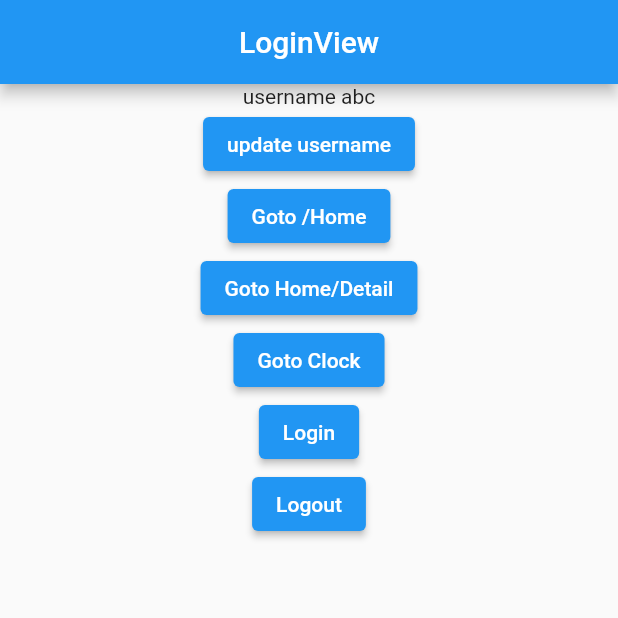
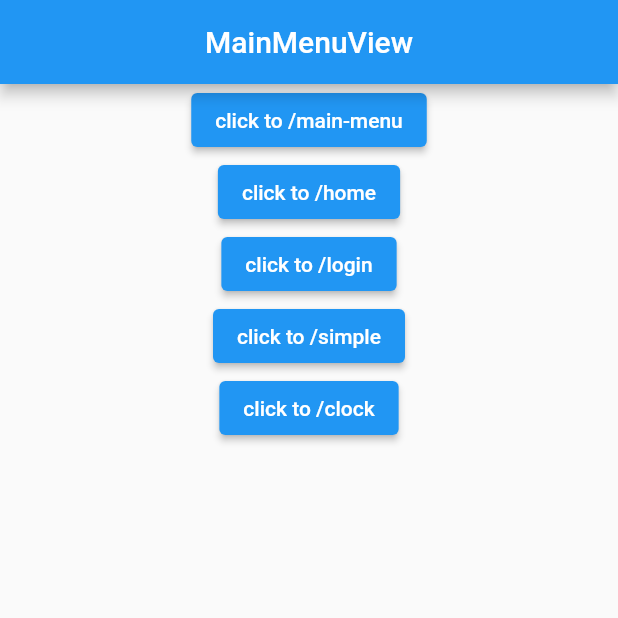
Before and after one commit to chartchuo/getx_tutorial, a Flutter app: the screen it shows after launch, on a phone screen of 412 x 824 dp, the top half of it. Run offline on Flutter 3.47's test engine with Material 2 defaults, Android fonts, the phone set to English and light mode, and no system bars; our stand-ins replace get.

Commit message:
main menu

```diff
--- /dev/null
+++ b/lib/app/modules/main_menu/bindings/main_menu_binding.dart
@@ -0,0 +1,12 @@
+import 'package:get/get.dart';
+
+import '../controllers/main_menu_controller.dart';
+
+class MainMenuBinding extends Bindings {
+  @override
+  void dependencies() {
+    Get.lazyPut<MainMenuController>(
+      () => MainMenuController(),
+    );
+  }
+}
--- /dev/null
+++ b/lib/app/modules/main_menu/controllers/main_menu_controller.dart
@@ -0,0 +1,3 @@
+import 'package:get/get.dart';
+
+class MainMenuController extends GetxController {}
--- /dev/null
+++ b/lib/app/modules/main_menu/views/main_menu_view.dart
@@ -0,0 +1,30 @@
+import 'package:flutter/material.dart';
+import 'package:get/get.dart';
+import 'package:getx_tutorial/app/routes/app_pages.dart';
+
+import '../controllers/main_menu_controller.dart';
+
+class MainMenuView extends GetView<MainMenuController> {
+  const MainMenuView({Key? key}) : super(key: key);
+  @override
+  Widget build(BuildContext context) {
+    return Scaffold(
+      appBar: AppBar(
+        title: const Text('MainMenuView'),
+        centerTitle: true,
+      ),
+      body: Center(
+        child: Column(
+          children: AppPages.routes
+              .map(
+                (p) => ElevatedButton(
+                  onPressed: () => Get.offNamed(p.name),
+                  child: Text('click to ${p.name}'),
+                ),
+              )
+              .toList(),
+        ),
+      ),
+    );
+  }
+}
--- a/lib/app/routes/app_pages.dart
+++ b/lib/app/routes/app_pages.dart
@@ -1,5 +1,3 @@
-// ignore_for_file: constant_identifier_names
-
 import 'package:get/get.dart';
 
 import '../middlewares/auth_middleware.dart';
@@ -13,16 +11,25 @@ import '../modules/login/auth_error/bindings/auth_error_binding.dart';
 import '../modules/login/auth_error/views/auth_error_view.dart';
 import '../modules/login/bindings/login_binding.dart';
 import '../modules/login/views/login_view.dart';
+import '../modules/main_menu/bindings/main_menu_binding.dart';
+import '../modules/main_menu/views/main_menu_view.dart';
 import '../modules/simple/views/simple_view.dart';
+
+// ignore_for_file: constant_identifier_names
 
 part 'app_routes.dart';
 
 class AppPages {
   AppPages._();
 
-  static const INITIAL = Routes.LOGIN;
+  static const INITIAL = Routes.MAIN_MENU;
 
   static final routes = [
+    GetPage(
+      name: _Paths.MAIN_MENU,
+      page: () => const MainMenuView(),
+      binding: MainMenuBinding(),
+    ),
     GetPage(
       name: _Paths.HOME,
       page: () => const HomeView(),
--- a/lib/app/routes/app_routes.dart
+++ b/lib/app/routes/app_routes.dart
@@ -11,6 +11,7 @@ abstract class Routes {
   static const SIMPLE = _Paths.SIMPLE;
   static const CLOCK = _Paths.CLOCK;
   static const AUTH_ERROR = _Paths.LOGIN + _Paths.AUTH_ERROR;
+  static const MAIN_MENU = _Paths.MAIN_MENU;
 }
 
 abstract class _Paths {
@@ -21,4 +22,5 @@ abstract class _Paths {
   static const SIMPLE = '/simple';
   static const CLOCK = '/clock';
   static const AUTH_ERROR = '/auth-error';
+  static const MAIN_MENU = '/main-menu';
 }
```
